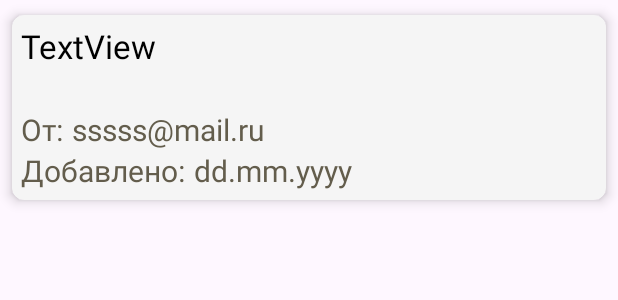
After one commit to IrinaGnutikova/TaskMOU, an Android app: the layout item_mess.xml on its own in the app's theme, with its tools: preview values and no code run, on a phone screen of 412 x 824 dp. The commit adds this screen. Shown: the top 300 px of the screen. Run offline under Robolectric (Android 15) with nearby library versions, the phone set to English and light mode, and no system bars.

Commit message:
создание нового модуля - общей доски (как форум)

```diff
--- a/settings.gradle
+++ b/settings.gradle
@@ -14,3 +14,4 @@ dependencyResolutionManagement {
 }
 rootProject.name = "TaskMOU"
 include ':app'
+include ':taskforum'
--- /dev/null
+++ b/taskforum/src/main/res/drawable/ic_baseline_delete_24.xml
@@ -0,0 +1,7 @@
+<?xml version="1.0" encoding="utf-8"?>
+<vector android:height="24dp" android:tint="#888888"
+        android:viewportHeight="24" android:viewportWidth="24"
+        android:width="24dp" xmlns:android="http://schemas.android.com/apk/res/android">
+        <path android:fillColor="@android:color/white" android:pathData="M6,19c0,1.1 0.9,2 2,2h8c1.1,0 2,-0.9 2,-2V7H6v12zM19,4h-3.5l-1,-1h-5l-1,1H5v2h14V4z"/>
+
+</vector>
--- /dev/null
+++ b/taskforum/src/main/res/layout/item_mess.xml
@@ -0,0 +1,99 @@
+<?xml version="1.0" encoding="utf-8"?>
+<androidx.cardview.widget.CardView xmlns:android="http://schemas.android.com/apk/res/android"
+    xmlns:app="http://schemas.android.com/apk/res-auto"
+    xmlns:tools="http://schemas.android.com/tools"
+    android:layout_width="match_parent"
+    android:layout_height="wrap_content"
+    android:id="@+id/card_view"
+    app:cardBackgroundColor="#F5F5F5"
+    app:cardCornerRadius="8dp"
+    app:cardElevation="5dp"
+    app:cardUseCompatPadding="true">
+    <androidx.constraintlayout.widget.ConstraintLayout
+        android:layout_width="match_parent"
+        android:layout_height="wrap_content">
+
+        <TextView
+            android:id="@+id/mess"
+            android:layout_width="0dp"
+            android:layout_height="wrap_content"
+            android:layout_margin="6dp"
+            android:layout_marginTop="4dp"
+            android:text="TextView"
+            android:textColor="@color/black"
+            android:textSize="22sp"
+
+
+            app:layout_constraintEnd_toStartOf="@+id/btnDel"
+            app:layout_constraintHorizontal_bias="0.0"
+            app:layout_constraintStart_toStartOf="parent"
+            app:layout_constraintTop_toTopOf="parent"
+            app:layout_constraintWidth_percent="0.85" />
+
+        <Button
+            android:id="@+id/btnDel"
+            android:layout_width="40dp"
+            android:layout_height="40dp"
+            android:layout_marginTop="5dp"
+            android:layout_marginEnd="5dp"
+            app:layout_constraintEnd_toEndOf="parent"
+            app:layout_constraintTop_toTopOf="parent"
+            android:background="@drawable/ic_baseline_delete_24"
+            android:layout_marginRight="5dp"
+            android:visibility="invisible"/>
+
+        <LinearLayout
+            android:layout_width="wrap_content"
+            android:layout_height="wrap_content"
+            app:layout_constraintBottom_toBottomOf="parent"
+            android:layout_marginStart="6dp"
+            android:layout_marginBottom="6dp"
+android:id="@+id/liner"
+            app:layout_constraintStart_toStartOf="parent"
+            app:layout_constraintTop_toBottomOf="@+id/mess"
+            >
+            <TextView
+                android:layout_width="wrap_content"
+                android:layout_height="wrap_content"
+                android:text="От:"
+                android:layout_marginEnd="6dp"
+                android:textColor="@color/text1"
+                android:textSize="20sp"/>
+            <TextView
+                android:id="@+id/email"
+                android:layout_width="wrap_content"
+                android:layout_height="wrap_content"
+                android:text="sssss@mail.ru"
+                android:layout_marginEnd="6dp"
+                android:textColor="@color/text1"
+                android:textSize="20sp" />
+        </LinearLayout>
+        <LinearLayout
+            android:layout_width="wrap_content"
+            android:layout_height="wrap_content"
+            app:layout_constraintBottom_toBottomOf="parent"
+            android:layout_marginStart="6dp"
+            android:layout_marginBottom="6dp"
+
+            app:layout_constraintStart_toStartOf="parent"
+            app:layout_constraintTop_toBottomOf="@+id/liner"
+            >
+            <TextView
+                android:layout_width="wrap_content"
+                android:layout_height="wrap_content"
+                android:text="Добавлено:"
+                android:layout_marginEnd="6dp"
+                android:textColor="@color/text1"
+                android:textSize="20sp"/>
+            <TextView
+                android:id="@+id/dateAdd"
+                android:layout_width="wrap_content"
+                android:layout_height="wrap_content"
+                android:text="dd.mm.yyyy"
+                android:layout_marginEnd="6dp"
+                android:textColor="@color/text1"
+                android:textSize="20sp" />
+        </LinearLayout>
+
+    </androidx.constraintlayout.widget.ConstraintLayout>
+</androidx.cardview.widget.CardView>
```
Also changed, not shown: app/build.gradle (+4 -3 lines), app/src/main/java/com/example/taskmou/MainActivity.kt (+7 -0 lines), app/src/main/java/com/example/taskmou/RegistrActivity.kt (+11 -2 lines), app/src/main/res/layout/activity_main.xml (+24 -13 lines), taskforum/src/main/java/com/example/taskforum/ErrDialog.kt (added, +43 -0 lines), taskforum/src/main/java/com/example/taskforum/NetworkConnection.kt (added, +94 -0 lines), taskforum/src/main/java/com/example/taskforum/mess/AdapterMess.kt (added, +112 -0 lines), taskforum/src/main/java/com/example/taskforum/mess/Mess.kt (added, +8 -0 lines), taskforum/src/main/res/drawable/shape.xml (added, +16 -0 lines), taskforum/src/main/res/layout/activity_err_con.xml (added, +49 -0 lines), app/src/main/res/drawable/forum_icon.png (added).
